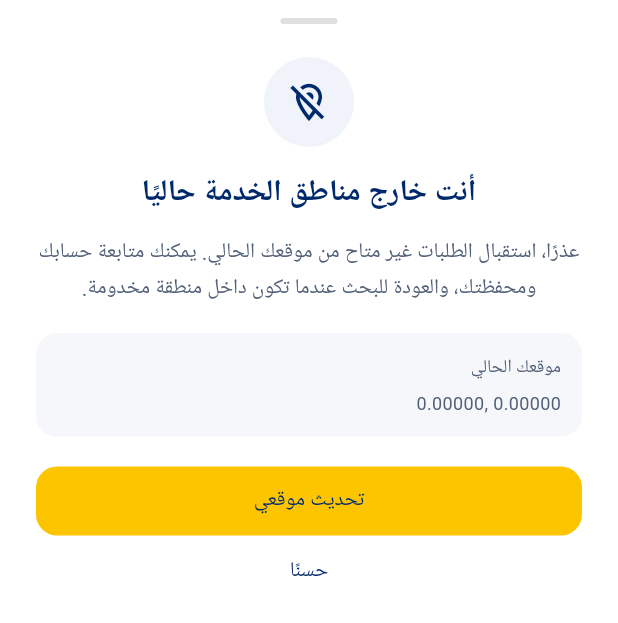
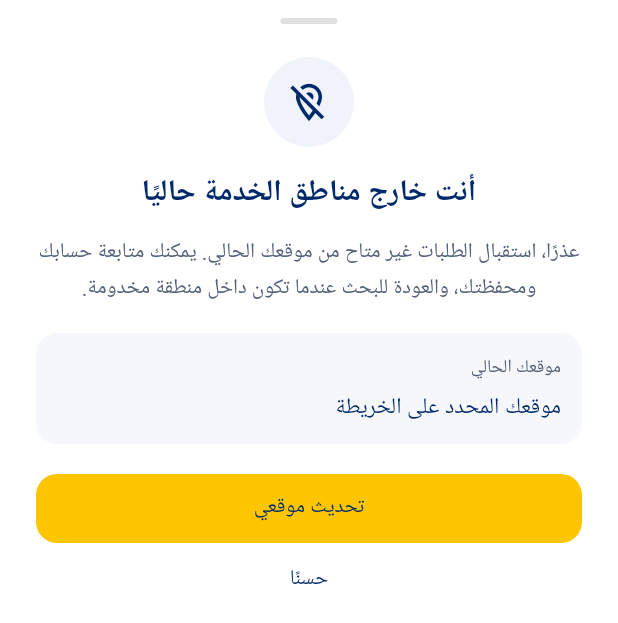
Before and after one commit to Malwersh/whizzDrivers-stg, a Flutter app: the OutsideCoverageSheet widget shown alone on an empty page, opened directly with empty values, on a phone screen of 412 x 824 dp. Shown: the top 623 px of the screen. Run offline on Flutter 3.47's test engine with Material 3 defaults, Android fonts, the phone set to English and light mode, and no system bars; our stand-ins replace audioplayers, device_info_plus, file_picker, firebase_core, firebase_messaging, flutter_local_notifications and 13 more; missing offline and left inert: amplify_auth_cognito, amplify_flutter; accounts and stored records are empty; generated files the repository leaves out were written again; network calls fail; Roboto replaces fonts that are missing (Tajawal).

Commit message:
fix(driver): show city and country without coordinates in coverage notice (348)

```diff
--- a/frontend/lib/features/home/widgets/outside_coverage_sheet.dart
+++ b/frontend/lib/features/home/widgets/outside_coverage_sheet.dart
@@ -85,19 +85,13 @@ class _OutsideCoverageSheetState extends State<OutsideCoverageSheet> {
                             const Text('موقعك الحالي',
                                 style: TextStyle(
                                     fontSize: 12, color: Color(0xFF526078))),
-                            if (_location != null)
-                              Padding(
-                                  padding: const EdgeInsets.only(top: 6),
-                                  child: Text(_location!,
-                                      style: const TextStyle(
-                                          color: AppColors.secondary,
-                                          fontSize: 15))),
-                            const SizedBox(height: 6),
-                            Text(
-                                '${widget.latitude.toStringAsFixed(5)}, ${widget.longitude.toStringAsFixed(5)}',
-                                textDirection: TextDirection.ltr,
-                                style: const TextStyle(
-                                    color: Color(0xFF526078), fontSize: 12)),
+                            Padding(
+                                padding: const EdgeInsets.only(top: 6),
+                                child: Text(
+                                    _location ?? 'موقعك المحدد على الخريطة',
+                                    style: const TextStyle(
+                                        color: AppColors.secondary,
+                                        fontSize: 15))),
                           ])),
                   const SizedBox(height: 20),
                   SizedBox(
--- a/frontend/pubspec.yaml
+++ b/frontend/pubspec.yaml
@@ -16,7 +16,7 @@ publish_to: 'none' # Remove this line if you wish to publish to pub.dev
 # https://developer.apple.com/library/archive/documentation/General/Reference/InfoPlistKeyReference/Articles/CoreFoundationKeys.html
 # In Windows, build-name is used as the major, minor, and patch parts
 # of the product and file versions while build-number is used as the build suffix.
-version: 1.0.0+347
+version: 1.0.0+348
 
 environment:
   sdk: ^3.0.0
```
Also changed, not shown: 3 other files.
